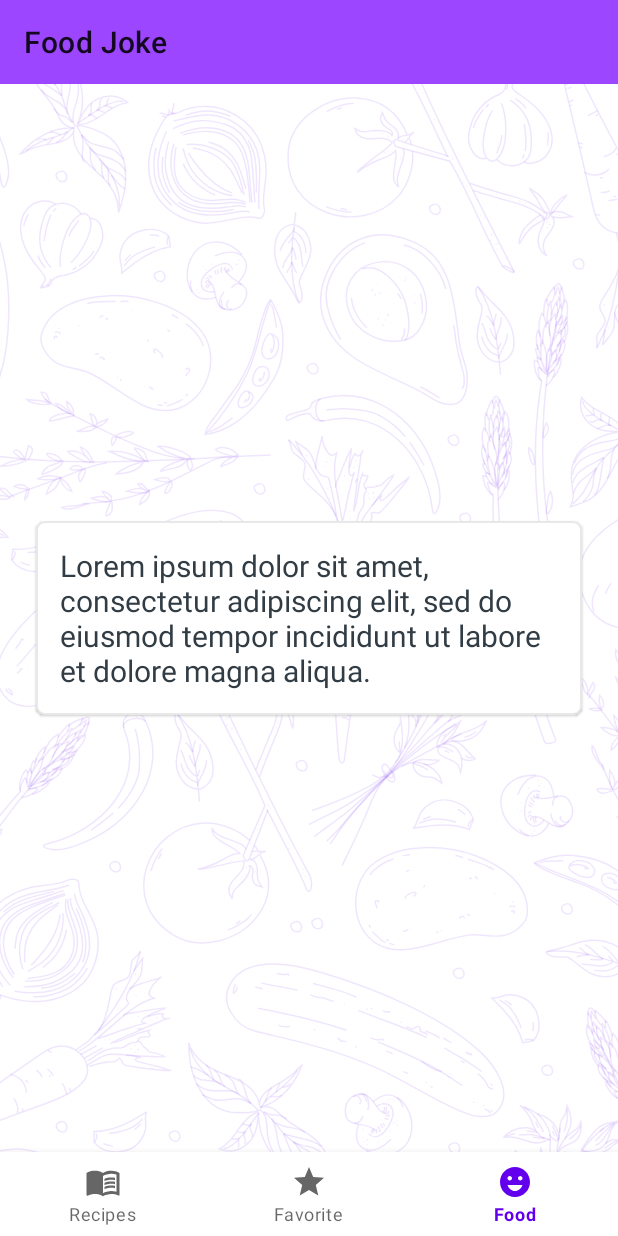
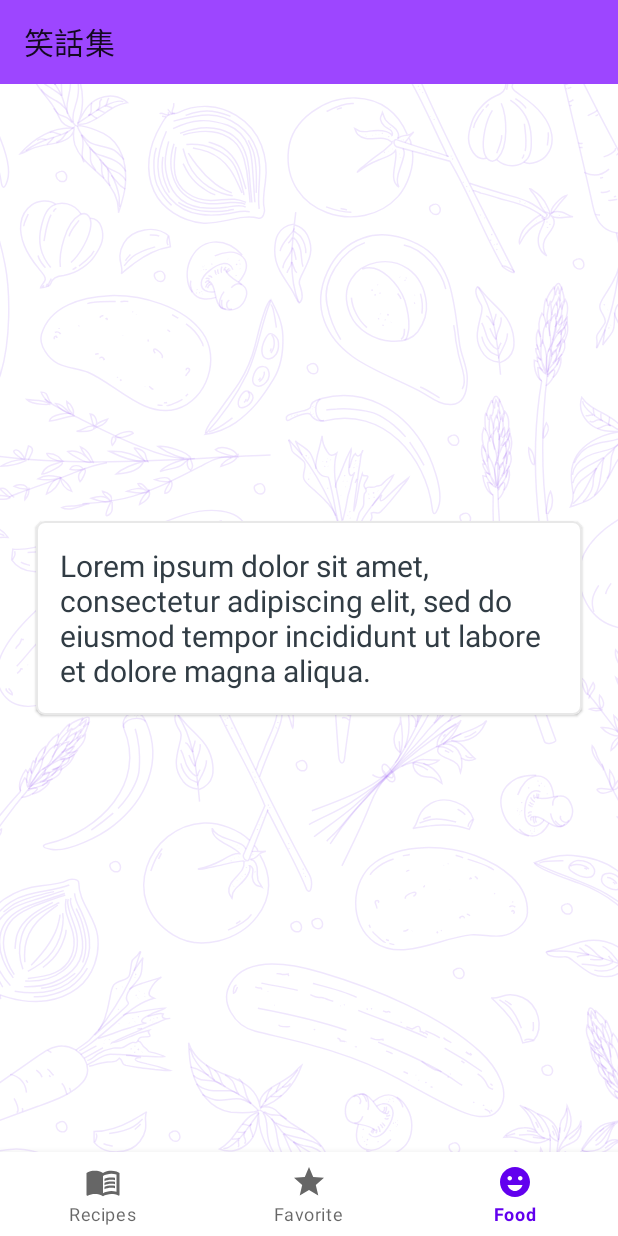
Before and after one commit to jo60913/FoodRecipes, an Android app: the FoodjokeFragment screen opened through its navigation route, on a phone screen of 412 x 824 dp. Run offline under Robolectric (Android 15) with nearby library versions, the phone set to English and light mode, and no system bars; our stand-ins replace Dagger/Hilt's generated code, data binding, navigation-ui; 13 statements that could not run were skipped.

Commit message:
修改名稱

```diff
--- a/app/src/main/res/navigation/my_nav.xml
+++ b/app/src/main/res/navigation/my_nav.xml
@@ -8,7 +8,7 @@
     <fragment
         android:id="@+id/recipesFragment"
         android:name="com.example.foodrecipes.ui.fragment.main.RecipesFragment"
-        android:label="Recipes"
+        android:label="@string/common_food_receipt"
         tools:layout="@layout/fragment_recipes" >
         <action
             android:id="@+id/action_recipesFragment_to_recipesBottomSheet"
@@ -24,7 +24,7 @@
     <fragment
         android:id="@+id/favoriteRecipesFragment"
         android:name="com.example.foodrecipes.ui.fragment.main.FavoriteRecipesFragment"
-        android:label="Favorites"
+        android:label="@string/common_my_favorite"
         tools:layout="@layout/fragment_favorite_recipes" >
         <action
             android:id="@+id/action_favoriteRecipesFragment_to_detailActivity"
@@ -33,7 +33,7 @@
     <fragment
         android:id="@+id/foodjokeFragment"
         android:name="com.example.foodrecipes.ui.fragment.main.FoodjokeFragment"
-        android:label="Food Joke"
+        android:label="@string/common_food_joke"
         tools:layout="@layout/fragment_foodjoke" />
     <dialog
         android:id="@+id/recipesBottomSheet"
--- a/app/src/main/res/values/strings.xml
+++ b/app/src/main/res/values/strings.xml
@@ -1,7 +1,7 @@
 <resources>
-    <string name="app_name">FoodRecipes</string>
+    <string name="app_name">食譜</string>
     <string name="action_settings">Settings</string>
-    <!-- Strings used for fragments for navigation -->
+
     <string name="first_fragment_label">First Fragment</string>
     <string name="second_fragment_label">Second Fragment</string>
     <string name="next">Next</string>
@@ -9,7 +9,7 @@
 
     <string name="hello_first_fragment">Hello first fragment</string>
     <string name="hello_second_fragment">Hello second fragment. Arg: %1$s</string>
-    <!-- TODO: Remove or change this placeholder text -->
+
     <string name="hello_blank_fragment">Hello blank fragment</string>
     <string name="recipes_fragment">Recipes</string>
     <string name="favorite_recipes_fragment">Favorite</string>
@@ -45,4 +45,7 @@
     <string name="delete_favorite_menu">刪除我的最愛</string>
     <string name="delete_all">全部移除</string>
     <string name="lorem_ipsum">Lorem ipsum dolor sit amet, consectetur adipiscing elit, sed do eiusmod tempor incididunt ut labore et dolore magna aliqua. </string>
+    <string name="common_food_joke">笑話集</string>
+    <string name="common_my_favorite">我的收藏</string>
+    <string name="common_food_receipt">食譜</string>
 </resources>
```
